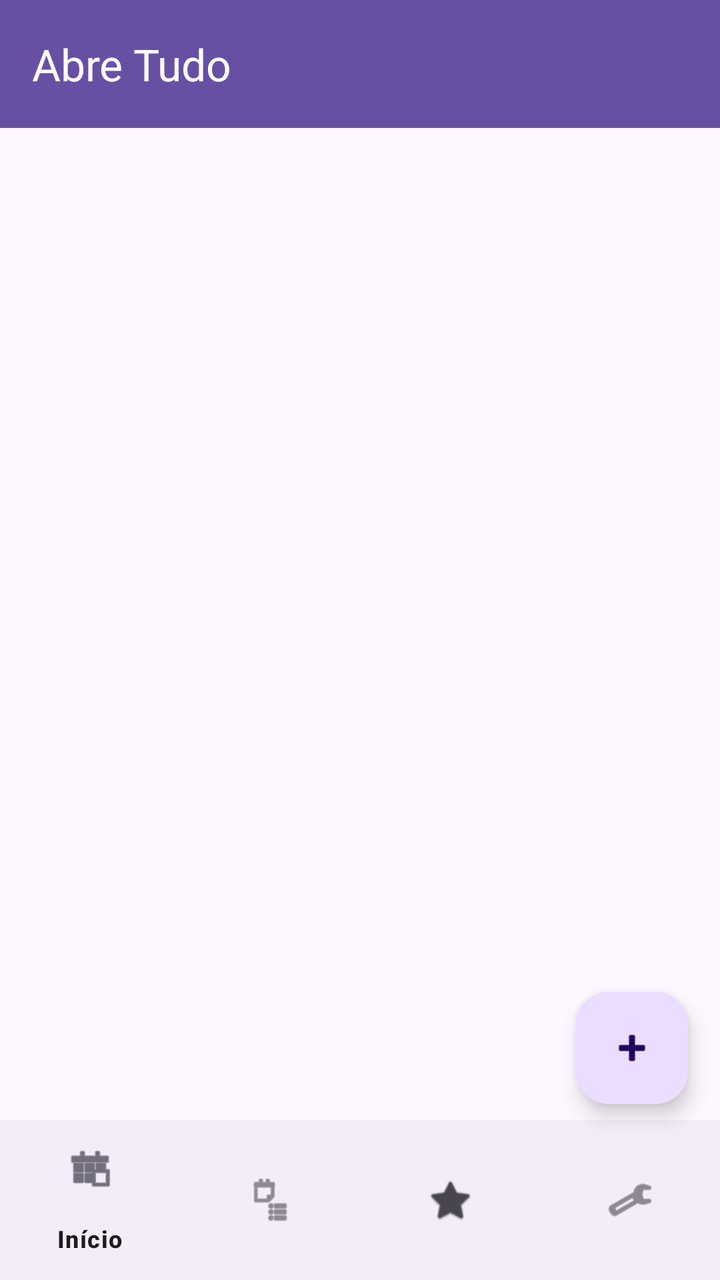
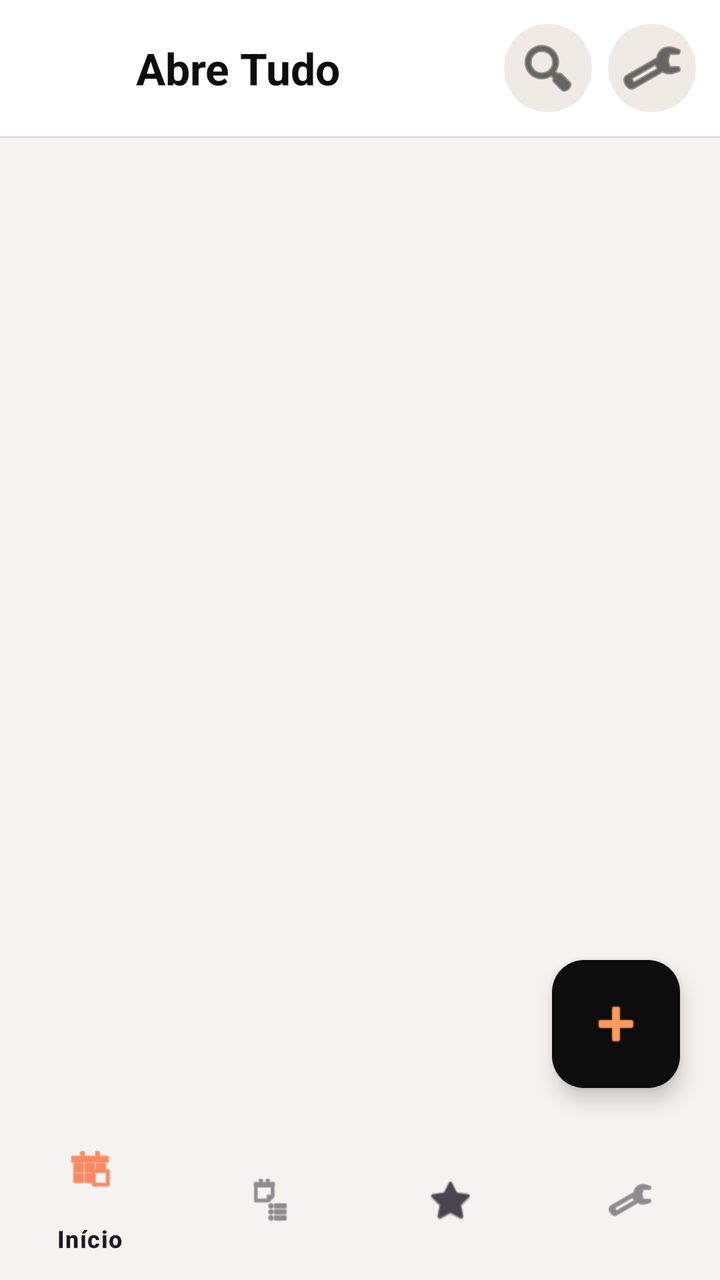

Screens rendered from an Android XML layout before and after an edit, with the pre-edit source and the edit as a unified diff.
<!-- AndroidManifest.xml: application theme Base_AbreTudo -->
<!-- res/layout/activity_main.xml -->
<?xml version="1.0" encoding="utf-8"?>
<FrameLayout xmlns:android="http://schemas.android.com/apk/res/android"
    xmlns:app="http://schemas.android.com/apk/res-auto"
    android:layout_width="match_parent"
    android:layout_height="match_parent">

    <LinearLayout
        android:layout_width="match_parent"
        android:layout_height="match_parent"
        android:orientation="vertical">

        <com.google.android.material.appbar.MaterialToolbar
            android:id="@+id/toolbar"
            android:layout_width="match_parent"
            android:layout_height="?attr/actionBarSize"
            android:background="?attr/colorPrimary"
            android:theme="@style/ThemeOverlay.Material3.Dark.ActionBar"
            app:title="@string/app_name" />

        <FrameLayout
            android:id="@+id/container"
            android:layout_width="match_parent"
            android:layout_height="0dp"
            android:layout_weight="1" />

        <com.google.android.material.bottomnavigation.BottomNavigationView
            android:id="@+id/nav"
            android:layout_width="match_parent"
            android:layout_height="wrap_content"
            app:menu="@menu/menu_nav" />

    </LinearLayout>

    <com.google.android.material.floatingactionbutton.FloatingActionButton
        android:id="@+id/adicionar"
        android:layout_width="wrap_content"
        android:layout_height="wrap_content"
        android:layout_gravity="bottom|end"
        android:layout_marginEnd="16dp"
        android:layout_marginBottom="88dp"
        android:contentDescription="@string/adicionar"
        android:src="@android:drawable/ic_input_add" />

</FrameLayout>
<!-- resources referenced by this layout -->
<resources>
  <string name="app_name">Abre Tudo</string>
  <style name="Base_AbreTudo" parent="Theme.Material3.DayNight.NoActionBar" />
  <!-- unchanged entries left out for length: 1 -->
</resources>

<!-- the commit's change to res/layout/activity_main.xml (unified diff, before → after) -->
@@ -9,13 +9,59 @@
         android:layout_height="match_parent"
         android:orientation="vertical">
 
-        <com.google.android.material.appbar.MaterialToolbar
-            android:id="@+id/toolbar"
+        <LinearLayout
             android:layout_width="match_parent"
-            android:layout_height="?attr/actionBarSize"
-            android:background="?attr/colorPrimary"
-            android:theme="@style/ThemeOverlay.Material3.Dark.ActionBar"
-            app:title="@string/app_name" />
+            android:layout_height="wrap_content"
+            android:background="@color/app_cartao"
+            android:gravity="center_vertical"
+            android:orientation="horizontal"
+            android:paddingStart="16dp"
+            android:paddingTop="12dp"
+            android:paddingEnd="12dp"
+            android:paddingBottom="12dp">
+
+            <ImageView
+                android:layout_width="40dp"
+                android:layout_height="40dp"
+                android:contentDescription="Abre Tudo"
+                android:src="@mipmap/ic_launcher" />
+
+            <TextView
+                android:id="@+id/tituloTopo"
+                android:layout_width="0dp"
+                android:layout_height="wrap_content"
+                android:layout_marginStart="12dp"
+                android:layout_weight="1"
+                android:text="Abre Tudo"
+                android:textColor="@color/app_texto"
+                android:textSize="22sp"
+                android:textStyle="bold" />
+
+            <ImageButton
+                android:id="@+id/buscar"
+                android:layout_width="44dp"
+                android:layout_height="44dp"
+                android:background="@drawable/circulo_fundo"
+                android:contentDescription="Buscar"
+                android:src="@android:drawable/ic_menu_search"
+                app:tint="@color/app_texto" />
+
+            <ImageButton
+                android:id="@+id/configuracoes"
+                android:layout_width="44dp"
+                android:layout_height="44dp"
+                android:layout_marginStart="8dp"
+                android:background="@drawable/circulo_fundo"
+                android:contentDescription="Configurações"
+                android:src="@android:drawable/ic_menu_preferences"
+                app:tint="@color/app_texto" />
+
+        </LinearLayout>
+
+        <View
+            android:layout_width="match_parent"
+            android:layout_height="1dp"
+            android:background="@color/app_borda" />
 
         <FrameLayout
             android:id="@+id/container"
@@ -27,18 +73,23 @@
             android:id="@+id/nav"
             android:layout_width="match_parent"
             android:layout_height="wrap_content"
+            android:background="@color/app_fundo"
             app:menu="@menu/menu_nav" />
 
     </LinearLayout>
 
     <com.google.android.material.floatingactionbutton.FloatingActionButton
         android:id="@+id/adicionar"
-        android:layout_width="wrap_content"
-        android:layout_height="wrap_content"
+        android:layout_width="64dp"
+        android:layout_height="64dp"
         android:layout_gravity="bottom|end"
-        android:layout_marginEnd="16dp"
-        android:layout_marginBottom="88dp"
+        android:layout_marginEnd="20dp"
+        android:layout_marginBottom="96dp"
+        android:backgroundTint="@color/app_tile"
         android:contentDescription="@string/adicionar"
-        android:src="@android:drawable/ic_input_add" />
+        android:src="@android:drawable/ic_input_add"
+        app:tint="@color/app_tile_icone"
+        app:fabCustomSize="64dp"
+        app:maxImageSize="32dp" />
 
 </FrameLayout>
<!-- resource entries referenced after the edit -->
@@ -1,7 +1,133 @@
 <!-- resources referenced by this layout -->
 <resources>
-  <string name="app_name">Abre Tudo</string>
-  <style name="Base_AbreTudo" parent="Theme.Material3.DayNight.NoActionBar" />
+  <color name="app_borda">#E2DDD7</color>
+  <color name="app_cartao">#FFFFFF</color>
+  <color name="app_fundo">#F4F3EF</color>
+  <color name="app_texto">#0D0D0D</color>
+  <color name="app_tile">#0D0D0D</color>
+  <color name="app_tile_icone">#FF9A5C</color>
+  <!-- drawable circulo_fundo (drawable) -->
+  <?xml version="1.0" encoding="utf-8"?>
+  <shape xmlns:android="http://schemas.android.com/apk/res/android" android:shape="oval">
+      <solid android:color="@color/app_busca" />
+  </shape>
+  <!-- mipmap ic_launcher (mipmap-anydpi) -->
+  <?xml version="1.0" encoding="utf-8"?>
+  <adaptive-icon xmlns:android="http://schemas.android.com/apk/res/android">
+      <background android:drawable="@drawable/ic_launcher_background"/>
+      <foreground android:drawable="@drawable/ic_launcher_foreground"/>
+      <monochrome android:drawable="@drawable/ic_launcher_monochrome"/>
+  </adaptive-icon>
+  <style name="Base_AbreTudo" parent="Theme.Material3.DayNight.NoActionBar">
+          <item name="android:windowBackground">@color/app_fundo</item>
+          <item name="colorSecondaryContainer">@color/app_pilula</item>
+          <item name="colorOnSecondaryContainer">@color/app_laranja</item>
+      </style>
+  <color name="app_busca">#EFEAE4</color>
+  <!-- drawable ic_launcher_background (drawable) -->
+  <?xml version="1.0" encoding="utf-8"?>
+  <vector xmlns:android="http://schemas.android.com/apk/res/android" xmlns:aapt="http://schemas.android.com/aapt"
+      android:height="108dp"
+      android:width="108dp"
+      android:viewportWidth="108"
+      android:viewportHeight="108">
+      <path
+          android:fillColor="@drawable/ic_launcher_fundo_gradiente"
+          android:pathData="M0,0 H108 V108 H0 Z"/>
+  </vector>
+  <!-- drawable ic_launcher_foreground (drawable) -->
+  <?xml version="1.0" encoding="utf-8"?>
+  <vector xmlns:android="http://schemas.android.com/apk/res/android" xmlns:aapt="http://schemas.android.com/aapt"
+      android:height="108dp"
+      android:width="108dp"
+      android:viewportWidth="108"
+      android:viewportHeight="108">
+      <group
+          android:scaleX="0.15"
+          android:scaleY="0.15"
+          android:translateX="10.5"
+          android:translateY="12.45">
+          <path
+              android:fillColor="#f5f3ef"
+              android:pathData="M150,104 H300 L366,170 V408 Q366,420 354,420 H162 Q150,420 150,408 Z"/>
+          <path
+              android:fillColor="@drawable/ic_launcher_frente_gradiente_a"
+              android:pathData="M300,104 V158 Q300,170 312,170 H366 Z"/>
+          <path
+              android:pathData="M194,222 H308 M194,260 H328 M194,298 H274"
+              android:strokeColor="#cfc5b8"
+              android:strokeWidth="16"
+              android:strokeLineCap="round"/>
+          <path
+              android:fillColor="@drawable/ic_launcher_frente_gradiente_b"
+              android:pathData="M280,372 A72,72 0 1,0 424,372 A72,72 0 1,0 280,372 Z"
+              android:strokeColor="#0d0d0d"
+              android:strokeWidth="14"/>
+          <path
+              android:pathData="M326,398 L378,346 M342,344 H380 V382"
+              android:strokeColor="#ffffff"
+              android:strokeWidth="20"
+              android:strokeLineCap="round"
+              android:strokeLineJoin="round"/>
+      </group>
+  </vector>
+  <!-- drawable ic_launcher_monochrome (drawable) -->
+  <?xml version="1.0" encoding="utf-8"?>
+  <vector xmlns:android="http://schemas.android.com/apk/res/android"
+      android:height="108dp"
+      android:width="108dp"
+      android:viewportWidth="108"
+      android:viewportHeight="108">
+      <group
+          android:scaleX="0.15"
+          android:scaleY="0.15"
+          android:translateX="10.5"
+          android:translateY="12.45">
+          <path
+              android:fillColor="#ffffff"
+              android:pathData="M150,104 H300 V158 Q300,170 312,170 H366 V300 A80,80 0 0,0 280,380 V420 H162 Q150,420 150,408 Z                 M186,214 H316 V230 H186 Z M186,252 H336 V268 H186 Z M186,290 H282 V306 H186 Z"
+              android:fillType="evenOdd"/>
+          <path
+              android:fillColor="#ffffff"
+              android:pathData="M280,372 A72,72 0 1,0 424,372 A72,72 0 1,0 280,372 Z                 M320,390 L362,348 H342 A10,10 0 0,1 342,334 H380 A10,10 0 0,1 390,344 V382 A10,10 0 0,1 376,382 V362 L334,404 A10,10 0 0,1 320,390 Z"
+              android:fillType="evenOdd"/>
+      </group>
+  </vector>
+  <color name="app_pilula">#FFE5D8</color>
+  <color name="app_laranja">#FF4303</color>
+  <!-- drawable ic_launcher_fundo_gradiente (drawable) -->
+  <?xml version="1.0" encoding="utf-8"?>
+  <gradient xmlns:android="http://schemas.android.com/apk/res/android" xmlns:aapt="http://schemas.android.com/aapt"
+      android:startColor="#0d0d0d"
+      android:endColor="#2b211b"
+      android:angle="0"
+      android:type="linear"
+      android:startX="0"
+      android:startY="0"
+      android:endX="108"
+      android:endY="108"/>
+  <!-- drawable ic_launcher_frente_gradiente_a (drawable) -->
+  <?xml version="1.0" encoding="utf-8"?>
+  <gradient xmlns:android="http://schemas.android.com/apk/res/android" xmlns:aapt="http://schemas.android.com/aapt"
+      android:startColor="#ff4000"
+      android:endColor="#fc8a34"
+      android:angle="0"
+      android:type="linear"
+      android:startX="300"
+      android:startY="104"
+      android:endX="366"
+      android:endY="170"/>
+  <!-- drawable ic_launcher_frente_gradiente_b (drawable) -->
+  <?xml version="1.0" encoding="utf-8"?>
+  <gradient xmlns:android="http://schemas.android.com/apk/res/android" xmlns:aapt="http://schemas.android.com/aapt"
+      android:startColor="#ff4000"
+      android:endColor="#fc8a34"
+      android:angle="0"
+      android:type="linear"
+      android:startX="280"
+      android:startY="300"
+      android:endX="424"
+      android:endY="444"/>
   <!-- unchanged entries left out for length: 1 -->
 </resources>
 
